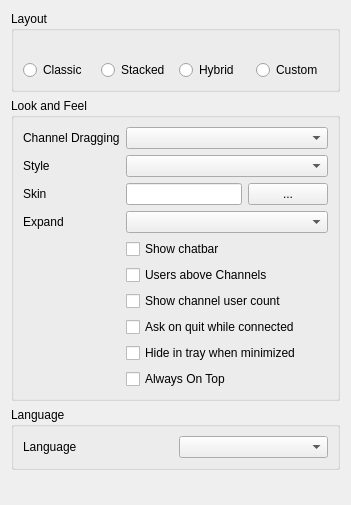
First picture: the form in src/mumble/LookConfig.ui, repository mumble-voip/mumble, before the edit.
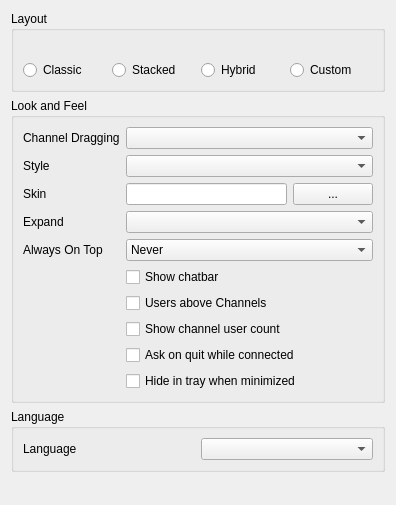
Second picture: the form after the edit. Icons and pictures are not drawn.

Commit message: Enhance adjustability of always on top setting

What changed in the file:
```diff
--- a/src/mumble/LookConfig.ui
+++ b/src/mumble/LookConfig.ui
@@ -232,7 +232,57 @@
         </property>
        </widget>
       </item>
-      <item row="6" column="1" colspan="2">
+      <item row="4" column="0">
+       <widget class="QLabel" name="qliAlwaysOnTop">
+        <property name="text">
+         <string>Always On Top</string>
+        </property>
+       </widget>
+      </item>
+      <item row="4" column="1" colspan="2">
+       <widget class="QComboBox" name="qcbAlwaysOnTop">
+        <property name="toolTip">
+         <string>This setting controls when the application will be always on top.</string>
+        </property>
+        <property name="whatsThis">
+         <string>This setting controls in which situations the application will stay always on top. If you select &lt;i&gt;Never&lt;/i&gt; the application will not stay on top. &lt;i&gt;Always&lt;/i&gt; will always keep the application on top. &lt;i&gt;In minimal view&lt;/i&gt; / &lt;i&gt;In normal mode&lt;/i&gt; will only raise the application on top when minimal view is activated / deactivated.  </string>
+        </property>
+        <item>
+         <property name="text">
+          <string>Never</string>
+         </property>
+        </item>
+        <item>
+         <property name="text">
+          <string>Always</string>
+         </property>
+        </item>
+        <item>
+         <property name="text">
+          <string>In minimal view</string>
+         </property>
+        </item>
+        <item>
+         <property name="text">
+          <string>In normal view</string>
+         </property>
+        </item>
+       </widget>
+      </item>
+      <item row="5" column="1">
+       <widget class="QCheckBox" name="qcbShowChatbar">
+        <property name="toolTip">
+         <string>Check to show chat bar</string>
+        </property>
+        <property name="whatsThis">
+         <string>&lt;b&gt;If checked the chat bar is shown.&lt;/b&gt;&lt;br /&gt;Uncheck this to hide it.</string>
+        </property>
+        <property name="text">
+         <string>Show chatbar</string>
+        </property>
+       </widget>
+      </item>
+      <item row="6" column="1">
        <widget class="QCheckBox" name="qcbUsersTop">
         <property name="toolTip">
          <string>List users above subchannels (requires restart).</string>
@@ -245,6 +295,16 @@
         </property>
        </widget>
       </item>
+      <item row="7" column="1">
+       <widget class="QCheckBox" name="qcbShowUserCount">
+        <property name="toolTip">
+         <string>Show number of users in each channel</string>
+        </property>
+        <property name="text">
+         <string>Show channel user count</string>
+        </property>
+       </widget>
+      </item>
       <item row="8" column="1" colspan="2">
        <widget class="QCheckBox" name="qcbAskOnQuit">
         <property name="toolTip">
@@ -271,42 +331,6 @@
         </property>
        </widget>
       </item>
-      <item row="10" column="1" colspan="2">
-       <widget class="QCheckBox" name="qcbAlwaysOnTop">
-        <property name="toolTip">
-         <string>Make the Mumble window appear on top of other windows.</string>
-        </property>
-        <property name="whatsThis">
-         <string>&lt;b&gt;This makes the Mumble window a topmost window.&lt;/b&gt;</string>
-        </property>
-        <property name="text">
-         <string>Always On Top</string>
-        </property>
-       </widget>
-      </item>
-      <item row="4" column="1">
-       <widget class="QCheckBox" name="qcbShowChatbar">
-        <property name="toolTip">
-         <string>Check to show chat bar</string>
-        </property>
-        <property name="whatsThis">
-         <string>&lt;b&gt;If checked the chat bar is shown.&lt;/b&gt;&lt;br /&gt;Uncheck this to hide it.</string>
-        </property>
-        <property name="text">
-         <string>Show chatbar</string>
-        </property>
-       </widget>
-      </item>
-      <item row="7" column="1" colspan="2">
-       <widget class="QCheckBox" name="qcbShowUserCount">
-        <property name="toolTip">
-         <string>Show number of users in each channel</string>
-        </property>
-        <property name="text">
-         <string>Show channel user count</string>
-        </property>
-       </widget>
-      </item>
      </layout>
     </widget>
    </item>
```
The commit also changes 4 other files.
